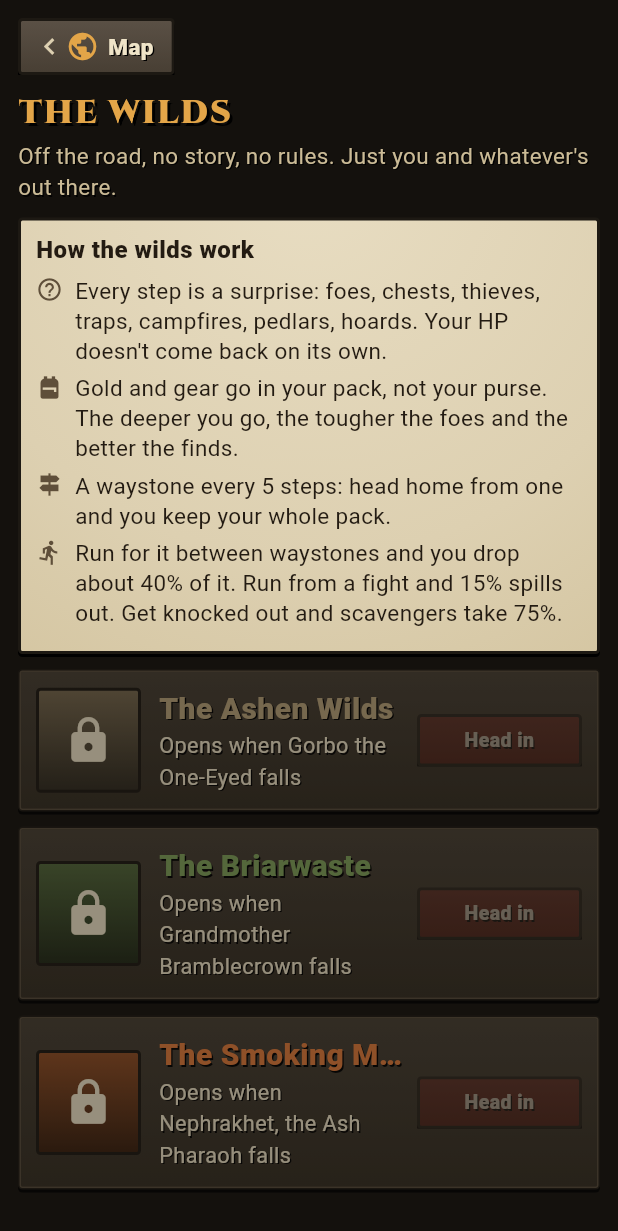
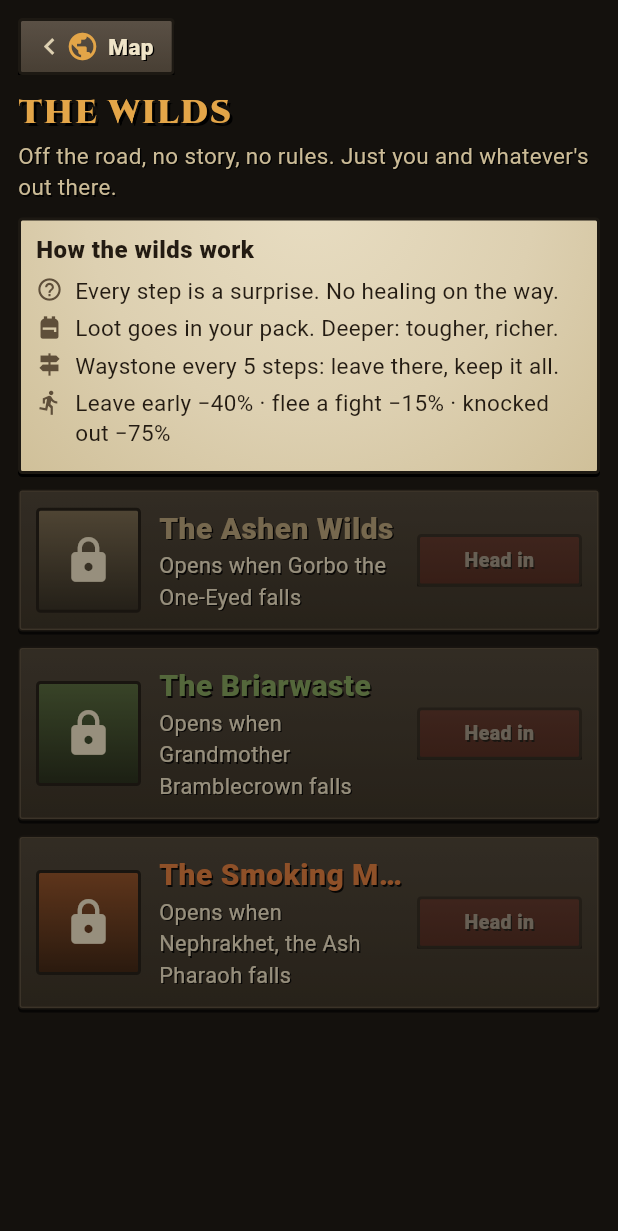
Before and after one commit to taran311/scorchedknight, a Flutter app: the WildsPage screen opened directly with empty values, on a phone screen of 412 x 824 dp. Shown: the top 1231 px of the screen. Run offline on Flutter 3.47's test engine with Material 3 defaults, Android fonts, the phone set to English and light mode, and no system bars; our stand-ins replace cloud_firestore, firebase_auth, firebase_core, google_fonts, google_sign_in, shared_preferences; missing offline and left inert: dart:js_interop; accounts and stored records are empty.

Commit message:
trim text

```diff
--- a/lib/ui/battle_screen.dart
+++ b/lib/ui/battle_screen.dart
@@ -1107,7 +1107,7 @@ class _CommandDeck extends StatelessWidget {
                   crossAxisAlignment: CrossAxisAlignment.start,
                   // Newest at the bottom, older lines fading up the log.
                   children: [
-                    if (recent.isEmpty) Text(phone ? 'Tap a move to use it. Hold one to see what it does.' : 'Pick your move (or press its number key).', style: Txt.onStone(size: 14.5)),
+                    if (recent.isEmpty && c.state.knight.level < 3) Text(phone ? 'Tap a move to use it. Hold one to see what it does.' : 'Pick your move (or press its number key).', style: Txt.onStone(size: 14.5)),
                     // A phone gives each line two rows rather than cut it off mid-word.
                     for (final (i, e) in recent.indexed)
                       Opacity(
@@ -1343,7 +1343,7 @@ class _AimBarState extends State<_AimBar> with SingleTickerProviderStateMixin {
             children: [
               const Icon(Icons.gps_fixed, size: 18, color: Color(0xFFFFD98A)),
               const SizedBox(width: 6),
-              Expanded(child: Text('Take aim! Tap (or Space) with the dial in the gold', style: Txt.label(size: 13, color: Palette.cream))),
+              Expanded(child: Text('Tap when the dial is in the gold', style: Txt.label(size: 13, color: Palette.cream))),
               TextButton(onPressed: widget.onCancel, child: Text('Cancel', style: Txt.label(size: 12, color: Palette.parch2))),
             ],
           ),
--- a/lib/ui/hero_page.dart
+++ b/lib/ui/hero_page.dart
@@ -577,7 +577,7 @@ class _Satchel extends StatelessWidget {
           ),
           const SizedBox(height: 6),
           if (k.stash.isEmpty)
-            Text('Empty. Gear you take off, or keep from your spoils, waits here.', style: Txt.onStone(size: 13))
+            Text('Empty', style: Txt.onStone(size: 13))
           else
             Wrap(
               spacing: 6,
@@ -607,9 +607,8 @@ class _Satchel extends StatelessWidget {
             ),
           const Divider(color: Palette.stone3, height: 22),
           group('Belt', belt, ''),
-          group('For the forge and the tower', craft, 'Nothing yet. Golems carry ore and gems, and some foes leave trophies.'),
+          group('For the forge and the tower', craft, 'Nothing yet'),
           if (gathered.isNotEmpty) group('Gathered', gathered, ''),
-          Text('Hover (or tap and hold) anything to see what it\'s for. Tap a spare dye to wear it.', style: Txt.onStone(size: 12.5)),
         ],
       ),
     );
@@ -930,8 +929,7 @@ class _Companions extends StatelessWidget {
         children: [
           Text('Companions', style: Txt.label(size: 15, color: Palette.amber)),
           const SizedBox(height: 4),
-          Text('One companion fights beside you at a time, and it grows with the XP you earn. In a fight, Command sends it in: hounds pounce, a fairy casts a charm, a dragon breathes fire.', style: Txt.onStone(size: 12.5)),
-          const SizedBox(height: 8),
+          const SizedBox(height: 4),
           ...rows,
         ],
       ),
@@ -1019,8 +1017,6 @@ class _Home extends StatelessWidget {
                     style: Txt.onStone(size: 13, color: s.bossesDown.contains(next.after) ? const Color(0xFF9BE27A) : const Color(0xFFE88A70)),
                   ),
                 ],
-                const SizedBox(height: 4),
-                Text('Timber comes from foes in Cindervale and the Thornwild; iron from Cindervale and the Grimtusk Badlands.', style: Txt.onStone(size: 12.5)),
                 const SizedBox(height: 10),
                 StoneButton(
                   title: 'Build the ${next.name.toLowerCase()}',
@@ -1060,7 +1056,6 @@ class _Home extends StatelessWidget {
                       ],
                     ),
                   ),
-                Text('Pieces you\'re not wearing wait in your chest; Wear it swaps the set\'s pieces on and puts what they replace in the chest.', style: Txt.onStone(size: 12.5)),
               ],
             ),
           ),
@@ -1128,7 +1123,7 @@ class _Training extends StatelessWidget {
                 ],
               ),
             ),
-          Text('A point every level. Lean into one way of fighting, or keep all three sharp.', style: Txt.onStone(size: 12)),
+          Text('+1 point every level', style: Txt.onStone(size: 12)),
         ],
       ),
     );
--- a/lib/ui/map_page.dart
+++ b/lib/ui/map_page.dart
@@ -190,7 +190,7 @@ class _MapPageState extends State<MapPage> {
                   ],
                 ),
                 const SizedBox(height: 6),
-                Text('In ${l.name} you lose ${(hazardShare * 100).round()}% of your HP every turn you fight. Old Wick\'s ${l.ward} stops it.', style: Txt.onStone(size: 14.5, color: Palette.cream)),
+                Text('−${(hazardShare * 100).round()}% HP every turn. The ${l.ward} stops it.', style: Txt.onStone(size: 14.5, color: Palette.cream)),
                 const SizedBox(height: 8),
                 Row(
                   children: [
@@ -198,7 +198,7 @@ class _MapPageState extends State<MapPage> {
                     const SizedBox(width: 6),
                     Expanded(
                       child: Text(
-                        '$reagentsForWard $reagent (you have $have) and ${wardPrice(land)} gold${have < reagentsForWard ? '. $reagent drops from foes in ${continents[land - 1].name}.' : ''}',
+                        '$have/$reagentsForWard $reagent${have < reagentsForWard ? ' (from ${continents[land - 1].name})' : ''} · ${wardPrice(land)} gold',
                         style: Txt.onStone(size: 13.5, color: have >= reagentsForWard ? const Color(0xFF9BE27A) : Palette.parch2),
                       ),
                     ),
@@ -334,7 +334,7 @@ class _MapPageState extends State<MapPage> {
                                     },
                                   ),
                                 ),
-                                if (isPhone(context))
+                                if (isPhone(context) && s.knight.level < 3)
                                   Padding(
                                     padding: const EdgeInsets.only(top: 4),
                                     child: Text('Drag the map to look around; pinch to zoom.', textAlign: TextAlign.center, style: Txt.label(size: 12, color: Palette.parch2)),
@@ -603,8 +603,6 @@ class _WildPanel extends StatelessWidget {
             Text(w.name, style: Txt.label(size: 22, color: col, weight: FontWeight.w800)),
             Text(open ? w.blurb : 'Opens when ${continents[w.opensAfter].boss.name} falls.',
                 maxLines: 2, overflow: TextOverflow.ellipsis, style: Txt.onStone(size: 15, color: open ? Palette.parch2 : Palette.cream)),
-            const SizedBox(height: 4),
-            Text('Off the road: encounter after encounter, better gear the deeper you dare.', style: Txt.label(size: 13, color: Palette.parch)),
           ],
         ),
         StoneButton(title: open ? (here ? 'Back in' : 'Head in') : 'Locked', caption: here ? 'Step ${c.state.wildDepth}' : null, tone: ButtonTone.blood, onPressed: open ? onGo : null),
--- a/lib/ui/merchant.dart
+++ b/lib/ui/merchant.dart
@@ -181,7 +181,7 @@ class MerchantWares extends StatelessWidget {
         x.gold(),
         x.heading('Supplies'),
         x.ware(const ItemIcon(Item.potion), 'Health potion', 'Heals ${potionHeal(k)} HP · belt ${k.potions}/$potionBelt · $potionsPerFight a fight', x.buy('potion')),
-        x.ware(const Icon(Icons.diamond_outlined, color: Color(0xFF9ADFFF), size: 26), 'Jeweller\'s box', 'A mystery ring: uncommon to epic, now and then legendary', x.buy('ringbox')),
+        x.ware(const Icon(Icons.diamond_outlined, color: Color(0xFF9ADFFF), size: 26), 'Jeweller\'s box', 'A mystery ring, uncommon to legendary', x.buy('ringbox')),
         x.heading('Mags\' brews · from the reagents your foes drop'),
         for (final b in Brew.values)
           if (b.land <= c.state.unlocked || c.state.reagents[b.land] > 0)
@@ -213,14 +213,14 @@ class MerchantWares extends StatelessWidget {
           const Icon(Icons.gps_fixed, color: Color(0xFFC8A070), size: 26),
           k.crossbow + 1 < crossbows.length ? crossbows[k.crossbow + 1].$1 : crossbows.last.$1,
           k.crossbow + 1 < crossbows.length
-              ? 'Shots hit for about ${(fullSwing(k) * crossbows[k.crossbow + 1].$2 * aimBoost(k)).round()} (yours now: ${(fullSwing(k) * crossbowShare(k) * aimBoost(k)).round()}), and ×$aloftShot against foes in the air'
-              : 'The best crossbow there is. You have it.',
+              ? 'Shots ~${(fullSwing(k) * crossbows[k.crossbow + 1].$2 * aimBoost(k)).round()} (now ~${(fullSwing(k) * crossbowShare(k) * aimBoost(k)).round()}) · ×$aloftShot vs flyers'
+              : 'The best there is',
           x.buy('crossbow'),
         ),
         if (upgrades.isNotEmpty) ...[
           x.heading('${k.heroClass.label} armour'),
-          for (final t in bought) x.ware(armourIcon(t), t.name, 'Damage taken −${(t.reduction * 100).round()}% (yours: −${(armourTierById(k.armour).reduction * 100).round()}%)', x.buy(t.id)),
-          if (bought.length < upgrades.length) Text('Anything better than this is forged at $smithName\'s, from golems\' ore.', style: Txt.onStone(size: 12.5)),
+          for (final t in bought) x.ware(armourIcon(t), t.name, '−${(t.reduction * 100).round()}% damage (now −${(armourTierById(k.armour).reduction * 100).round()}%)', x.buy(t.id)),
+          if (bought.length < upgrades.length) Text('Better armour: forged at $smithName\'s', style: Txt.onStone(size: 12.5)),
         ],
         x.heading('Dyes · ${switch (k.heroClass) {
           HeroClass.knight => 'cape, tabard, plume and shield',
@@ -252,8 +252,6 @@ class MerchantWares extends StatelessWidget {
         ),
         x.heading('Stable'),
         for (final m in mounts.where((m) => !m.dropOnly)) x.ware(MountIcon(m.id), m.name, m.desc, x.buy('mount:${m.id}')),
-        const SizedBox(height: 4),
-        Text('Weapons, armour pieces, rings and trinkets come from the spoils of victory. Companions come from each land\'s boss.', style: Txt.onStone(size: 12.5)),
       ],
     );
   }
@@ -274,7 +272,7 @@ class ForgeWares extends StatelessWidget {
       children: [
         x.gold(),
         x.heading('Your ore and bars'),
-        if (anyOre || Trophy.values.any((t) => s.mat(trophyKey(t)) > 0)) x.stock(gems: false, trophies: true) else Text('Nothing yet. Golems carry ore: iron in the Gloomfen and beyond, gold in the Badlands and the Sunken Sands, obsidian in the Cinderreach. Maces and hammers break them best.', style: Txt.onStone(size: 12.5)),
+        if (anyOre || Trophy.values.any((t) => s.mat(trophyKey(t)) > 0)) x.stock(gems: false, trophies: true) else Text('None yet: golems carry ore', style: Txt.onStone(size: 12.5)),
         const SizedBox(height: 4),
         for (final m in Metal.values)
           if (s.mat(oreKey(m)) > 0)
@@ -293,7 +291,7 @@ class ForgeWares extends StatelessWidget {
               ),
             ),
         x.heading('${k.heroClass.label} armour'),
-        if (forged.isEmpty) Text('You wear the best $smithName can make. Only bosses and blueprints do better now.', style: Txt.onStone(size: 12.5)),
+        if (forged.isEmpty) Text('You wear the best $smithName makes', style: Txt.onStone(size: 12.5)),
         for (final t in forged)
           x.ware(
             armourIcon(t),
@@ -322,7 +320,7 @@ class ForgeWares extends StatelessWidget {
           x.ware(
             GearIcon(item: w, size: 30, heroClass: k.heroClass, dye: k.dye),
             'Temper ${w.name}',
-            'Rework it from level ${w.level} up to ${k.level}: every stat grows to match (runes and specials stay)',
+            'Lv ${w.level} → ${k.level}, runes and specials kept',
             CostButton(
               label: 'Temper',
               onTap: c.whyNotTemper() == null
@@ -340,7 +338,7 @@ class ForgeWares extends StatelessWidget {
             ),
           )
         else
-          Text('Wield an epic or legendary weapon that\'s fallen $temperMinGap or more levels behind you, and $smithName will rework it up to your level: iron bars for epics, gold bars for legendaries.', style: Txt.onStone(size: 12.5)),
+          Text('Rework an old epic or legendary weapon up to your level', style: Txt.onStone(size: 12.5)),
         // Set pieces, from the blueprints the Ashen Order, the vampires and the werewolves carry.
         for (final f in forgedSets)
           if (s.mat(trophyKey(f.trophy)) > 0 || setPieceSlots.any((slot) => s.mat(blueprintKey(f.id, slot)) > 0)) ...[
@@ -352,7 +350,7 @@ class ForgeWares extends StatelessWidget {
                 x.ware(
                   MatIcon.blueprint(size: 28),
                   '${gearSetById(f.id)!.name} ${pieceNoun(slot)}',
-                  'Epic, forged at your level (forge it again later for a stronger one)',
+                  'Epic, at your level',
                   CostButton(
                     label: 'Forge',
                     onTap: c.whyNotForgePiece(f.id, slot) == null
@@ -388,7 +386,7 @@ class ForgeWares extends StatelessWidget {
             x.ware(
               const Icon(Icons.hardware, color: Color(0xFFFFB04A), size: 26),
               'Forge ${e.key == 2 && k.heroClass == HeroClass.ranger ? 'Briarsong' : e.value.name}',
-              '${[for (var i = 0; i < e.value.parts.length; i++) '${hasRelicPart(s.relicParts, e.key, i) ? '✓' : '·'} ${e.value.parts[i].name}${hasRelicPart(s.relicParts, e.key, i) ? '' : ': ${e.value.parts[i].where}'}'].join('  ')} · level ${e.value.minLevel}+',
+              '${[for (var i = 0; i < e.value.parts.length; i++) '${hasRelicPart(s.relicParts, e.key, i) ? '✓' : '·'} ${e.value.parts[i].name}'].join('  ')} · Lv ${e.value.minLevel}+',
               CostButton(
                 label: '${e.value.gold} gold',
                 onTap: c.whyNotForge(e.key) == null
@@ -441,13 +439,13 @@ class EnchanterWares extends StatelessWidget {
             },
           ),
         if (Elemental.values.any((el) => s.mat(coreKey(el)) > 0)) ...[
-          x.heading('Elemental cores · $coresPerRune bind a rune of their element on your weapon'),
+          x.heading('Elemental cores · $coresPerRune make a weapon rune'),
           for (final el in Elemental.values)
             if (s.mat(coreKey(el)) > 0)
               x.ware(
                 MatIcon.core(Color(el.argb), size: 28),
                 'Bind ${el.core.toLowerCase()}s',
-                '${enchantmentById(el.rune)!.name} on your weapon: tier II, sometimes III · ${enchantCost(k.level)} gold',
+                '${enchantmentById(el.rune)!.name} rune, tier II+ · ${enchantCost(k.level)} gold',
                 CostButton(
                   label: 'Bind',
                   onTap: c.whyNotBind(el) == null ? () => enchantFlow(context, c, EnchantSlot.weapon, core: el) : null,
@@ -455,7 +453,7 @@ class EnchanterWares extends StatelessWidget {
                 extra: x.have(MatIcon.core(Color(el.argb), size: 16), s.mat(coreKey(el)), coresPerRune),
               ),
         ],
-        x.heading('Special bolts · a gem makes $ammoBundle, one per shot'),
+        x.heading('Special bolts · 1 gem = $ammoBundle'),
         for (final a in AmmoType.values)
           x.ware(
             Container(
@@ -493,7 +491,7 @@ class EnchanterWares extends StatelessWidget {
               x.ware(
                 Icon(Icons.shield_moon, color: s.warded.contains(i) ? _Shop.ok : const Color(0xFF9ADFFF), size: 26),
                 continents[i].ward!,
-                'Stops ${continents[i].hazard!.toLowerCase()} in ${continents[i].name}. Made from $reagentsForWard ${continents[i - 1].reagent} (you have ${s.reagents[i - 1]}) and ${fmt(wardPrice(i))} gold',
+                'Stops ${continents[i].hazard!.toLowerCase()} in ${continents[i].name} · ${s.reagents[i - 1]}/$reagentsForWard ${continents[i - 1].reagent} · ${fmt(wardPrice(i))} gold',
                 s.warded.contains(i) ? Text('Warded', style: Txt.label(size: 13, color: _Shop.ok)) : CostButton(label: 'Craft', onTap: c.whyNotWard(i) == null ? () => c.craftWard(i) : null),
               ),
         ],
--- a/lib/ui/trail_page.dart
+++ b/lib/ui/trail_page.dart
@@ -272,7 +272,7 @@ class _NextStop extends StatelessWidget {
     final note = switch (step) {
       TrailStep.stop when job => s.timber < timberNeeded ? 'Soot Goblins, dragging Hob\'s timber' : 'Goblin Warbosses, sitting on Hob\'s iron',
       TrailStep.stop => 'Something waits here. Win to press on.',
-      TrailStep.lair => l.boss.night && s.day ? '${l.boss.name} only comes out at night. Fight on here till dark (or come back after).' : '${l.boss.name} is waiting.',
+      TrailStep.lair => l.boss.night && s.day ? '${l.boss.name} comes out at night. Fight on till dark.' : '${l.boss.name} is waiting.',
       TrailStep.patrol => 'Foes still prowl. Good for gold, gear and ${isSideLand(land) ? '${l.reagent.toLowerCase()}s' : l.reagent}.',
     };
     return MouseRegion(
@@ -389,7 +389,7 @@ class _GearUp extends StatelessWidget {
             crossAxisAlignment: CrossAxisAlignment.start,
             children: [
               Text('Too tough for now?', style: Txt.label(size: 17, color: Palette.amber)),
-              Text('This trail keeps knocking you flat. Better gear waits in ${area.name}, and the deeper you dare, the better it gets. Come back stronger.', style: Txt.onStone(size: 14.5, color: Palette.cream)),
+              Text('Better gear waits in ${area.name}.', style: Txt.onStone(size: 14.5, color: Palette.cream)),
             ],
           ),
         ),
--- a/lib/ui/wilds_page.dart
+++ b/lib/ui/wilds_page.dart
@@ -394,10 +394,10 @@ class _Rules extends StatelessWidget {
         children: [
           Text('How the wilds work', style: Txt.inkLabel(size: 16)),
           const SizedBox(height: 6),
-          line(Icons.help_outline, 'Every step is a surprise: foes, chests, thieves, traps, campfires, pedlars, hoards. Your HP doesn\'t come back on its own.'),
-          line(Icons.backpack, 'Gold and gear go in your pack, not your purse. The deeper you go, the tougher the foes and the better the finds.'),
-          line(Icons.signpost, 'A waystone every $waystoneEvery steps: head home from one and you keep your whole pack.'),
-          line(Icons.directions_run, 'Run for it between waystones and you drop about ${(fleeLoss * 100).round()}% of it. Run from a fight and ${(fightFleeLoss * 100).round()}% spills out. Get knocked out and scavengers take ${(koLoss * 100).round()}%.'),
+          line(Icons.help_outline, 'Every step is a surprise. No healing on the way.'),
+          line(Icons.backpack, 'Loot goes in your pack. Deeper: tougher, richer.'),
+          line(Icons.signpost, 'Waystone every $waystoneEvery steps: leave there, keep it all.'),
+          line(Icons.directions_run, 'Leave early −${(fleeLoss * 100).round()}% · flee a fight −${(fightFleeLoss * 100).round()}% · knocked out −${(koLoss * 100).round()}%'),
         ],
       ),
     );
```
